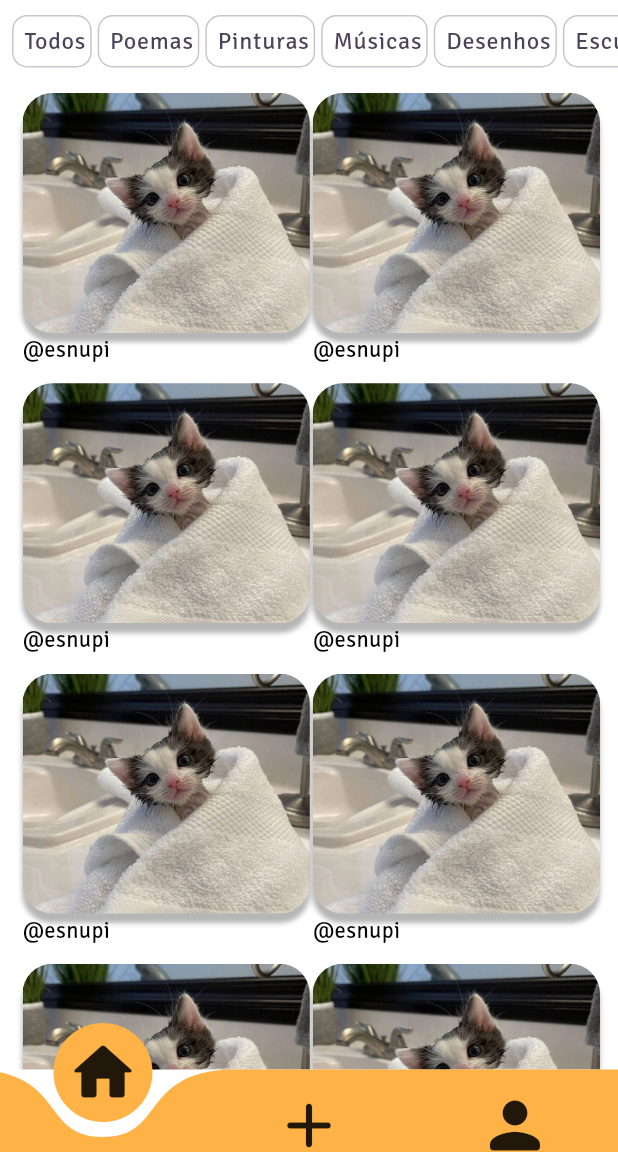
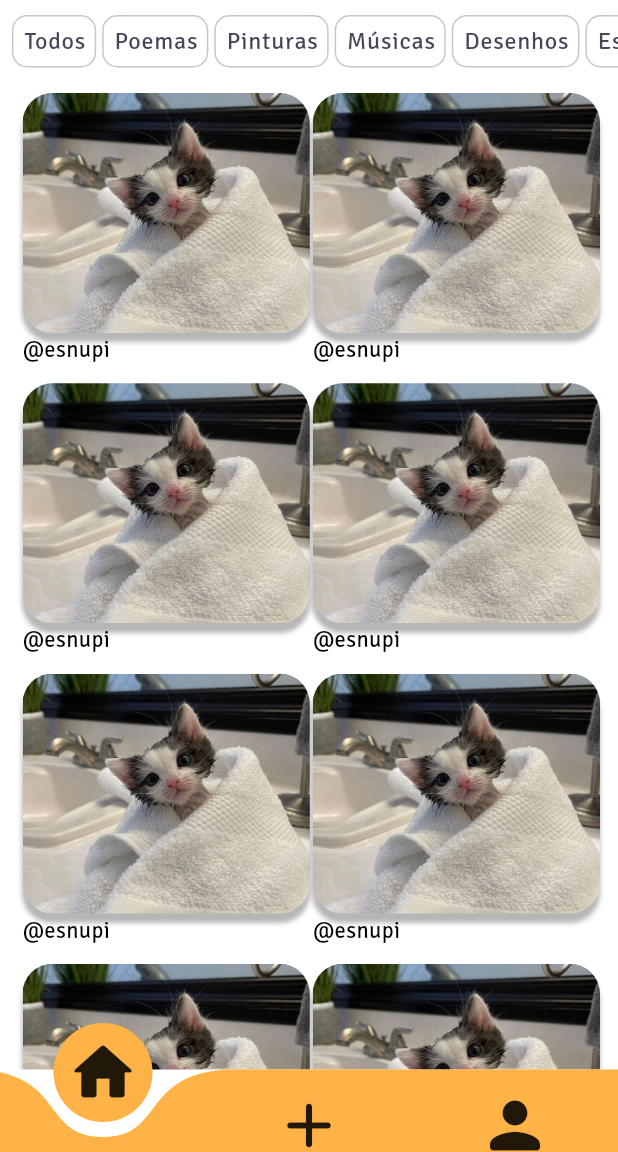
Before and after one commit to ElissonRochaa/MOBILE-25.1-ArtHub, a Flutter app: the TelaComNavbar screen opened by its route, on a phone screen of 412 x 824 dp, the part 84-1236 px from its top. Run offline on Flutter 3.47's test engine with Material 3 defaults, Android fonts, the phone set to English and light mode, and no system bars; drawn by our look-alikes of curved_navigation_bar.

Commit message:
refactor: alterado o padding direito do ItemFiltroWidget

```diff
--- a/lib/widgets/lista_filtros_widget.dart
+++ b/lib/widgets/lista_filtros_widget.dart
@@ -65,7 +65,7 @@ class _ItemFiltroWidgetState extends State<ItemFiltroWidget> {
         duration: Duration(milliseconds: 100),
         height: 35,
         margin: EdgeInsets.only(right: 4),
-        padding: EdgeInsets.only(left: 3, right: 3),
+        padding: EdgeInsets.only(left: 3, right: 6),
         decoration: BoxDecoration(
           borderRadius: BorderRadius.circular(10),
           color:
```
